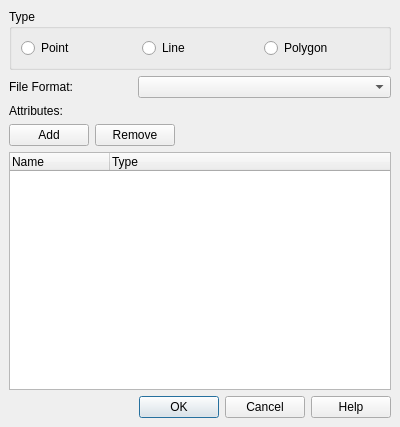
Before: the Qt Designer form src/ui/qgsgeomtypedialogbase.ui in kadas-albireo/kadas-albireo, drawn with Qt 5.
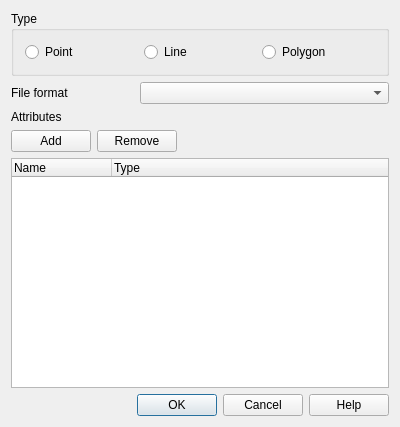
After: the same form once the commit is applied.

```diff
--- a/src/ui/qgsgeomtypedialogbase.ui
+++ b/src/ui/qgsgeomtypedialogbase.ui
@@ -16,16 +16,10 @@
    <bool>true</bool>
   </property>
   <layout class="QGridLayout" >
-   <property name="margin" >
-    <number>9</number>
-   </property>
-   <property name="spacing" >
-    <number>6</number>
-   </property>
    <item row="1" column="0" colspan="2" >
     <widget class="QLabel" name="mFileFormatLabel" >
      <property name="text" >
-      <string>File Format:</string>
+      <string>File format</string>
      </property>
      <property name="buddy" >
       <cstring>mFileFormatComboBox</cstring>
@@ -61,7 +55,7 @@
    <item row="2" column="0" colspan="3" >
     <widget class="QLabel" name="mAttributeLabel" >
      <property name="text" >
-      <string>Attributes:</string>
+      <string>Attributes</string>
      </property>
      <property name="buddy" >
       <cstring>mAddAttributeButton</cstring>
@@ -81,12 +75,6 @@
       <string>Type</string>
      </property>
      <layout class="QGridLayout" >
-      <property name="margin" >
-       <number>9</number>
-      </property>
-      <property name="spacing" >
-       <number>6</number>
-      </property>
       <item row="0" column="0" >
        <widget class="QRadioButton" name="mPointRadioButton" >
         <property name="text" >
```
